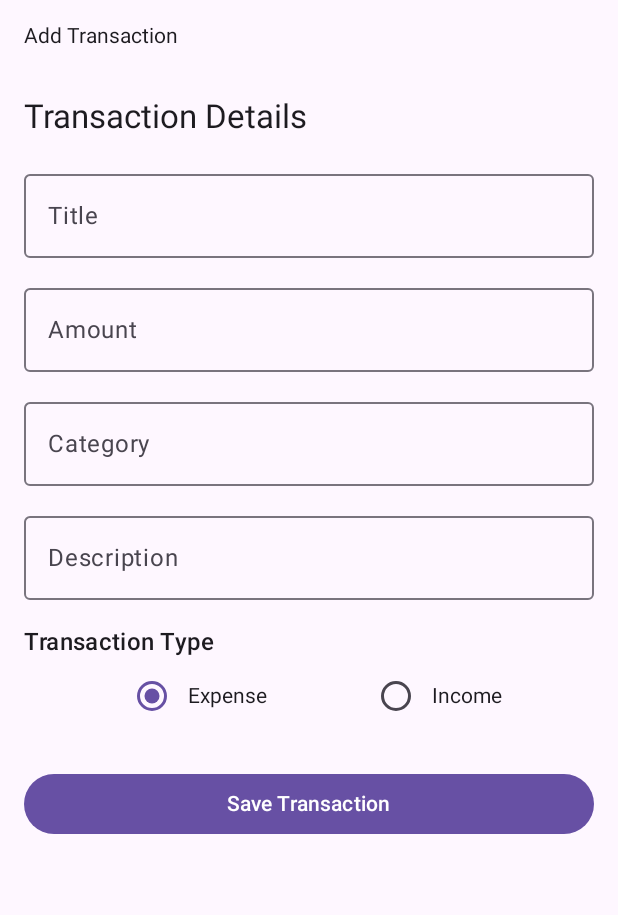
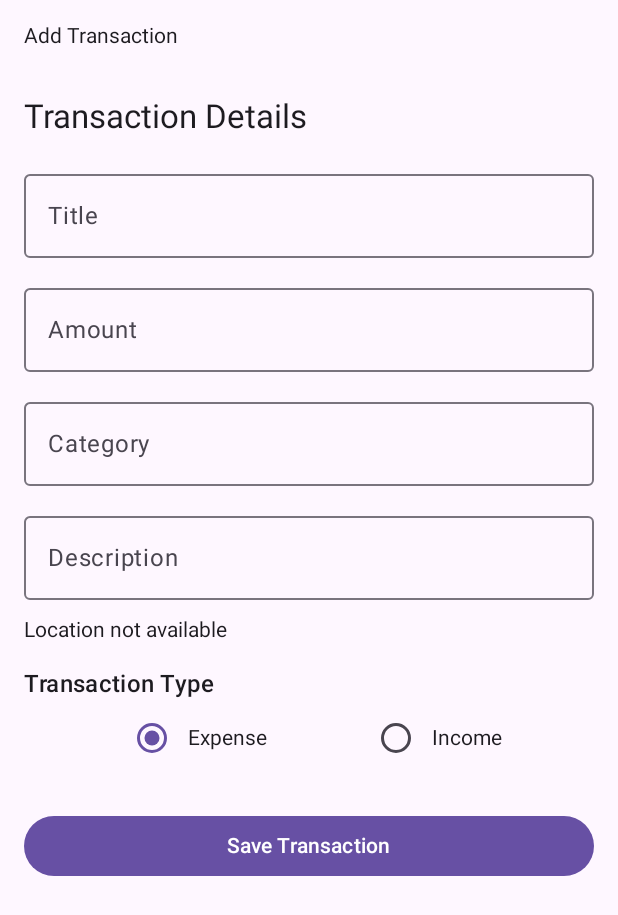
Before and after one commit to Alainel27/Personal-Finance-and-Budget-Tracker---Mobile-App-Dev-Assignment, an Android app built with Jetpack Compose: the FinanceTrackerScreen screen opened through its navigation route, after a tap on "Add Transaction", on a phone screen of 412 x 824 dp. Shown: the top 915 px of the screen. Run offline under Robolectric (Android 15) with nearby library versions, the phone set to English and light mode, and no system bars; pictures from the network do not load.

Commit message:
Map and location added to transaction with fixed pins

```diff
--- a/app/build.gradle.kts
+++ b/app/build.gradle.kts
@@ -63,4 +63,7 @@ dependencies {
     testImplementation(libs.junit)
     androidTestImplementation(libs.androidx.espresso.core)
     androidTestImplementation(libs.androidx.junit)
+
+    implementation("com.google.android.gms:play-services-location:21.4.0")
+    implementation("org.osmdroid:osmdroid-android:6.1.20")
 }
--- a/app/src/main/AndroidManifest.xml
+++ b/app/src/main/AndroidManifest.xml
@@ -1,6 +1,10 @@
 <?xml version="1.0" encoding="utf-8"?>
 <manifest xmlns:android="http://schemas.android.com/apk/res/android"
     xmlns:tools="http://schemas.android.com/tools">
+
+    <uses-permission android:name="android.permission.ACCESS_FINE_LOCATION"></uses-permission>
+    <uses-permission android:name="android.permission.ACCESS_COARSE_LOCATION"></uses-permission>
+    <uses-permission android:name="android.permission.INTERNET"></uses-permission>
 
     <application
         android:allowBackup="true"
--- a/app/src/main/java/com/example/mad_ca1_27/activities/AddEditTransactionActivity.kt
+++ b/app/src/main/java/com/example/mad_ca1_27/activities/AddEditTransactionActivity.kt
@@ -29,6 +29,17 @@ import com.example.mad_ca1_27.main.AppData
 import com.example.mad_ca1_27.models.Transaction
 import android.app.Activity
 import androidx.compose.ui.platform.LocalContext
+import android.Manifest
+import android.annotation.SuppressLint
+import android.content.pm.PackageManager
+import androidx.activity.compose.rememberLauncherForActivityResult
+import androidx.activity.result.contract.ActivityResultContracts
+import androidx.compose.runtime.LaunchedEffect
+import androidx.compose.ui.modifier.modifierLocalConsumer
+import androidx.core.content.ContextCompat
+import com.google.android.gms.location.LocationServices
+import com.google.android.gms.location.Priority
+import com.google.android.gms.tasks.CancellationTokenSource
 
 
 //provides the activity that displays the screen
@@ -130,6 +141,43 @@ fun AddEditTransactionScreen() {
 
             var categoryError by remember { mutableStateOf(false) }
 
+            var latitude by remember { mutableStateOf(existingTransaction?.latitude ?: 0.0) }
+
+            var longitude by remember { mutableStateOf(existingTransaction?.longitude ?: 0.0) }
+
+            val fusedClient = remember { LocationServices.getFusedLocationProviderClient(context) }
+
+            @SuppressLint("MissingPermission")
+            fun fetchLocation() {
+                fusedClient.getCurrentLocation(
+                    Priority.PRIORITY_BALANCED_POWER_ACCURACY,
+                    CancellationTokenSource().token
+                ).addOnSuccessListener { location ->
+                    if (location != null) {
+                        latitude = location.latitude
+                        longitude = location.longitude
+                    }
+                }
+            }
+
+            val permissionLauncher = rememberLauncherForActivityResult(
+                ActivityResultContracts.RequestPermission()
+            ) {
+                granted ->
+                if (granted) fetchLocation()
+            }
+
+            LaunchedEffect(Unit) {
+                if (!isEditing){
+                    val alreadyGranted = ContextCompat.checkSelfPermission(
+                        context, Manifest.permission.ACCESS_FINE_LOCATION
+                    ) == PackageManager.PERMISSION_GRANTED
+
+                    if (alreadyGranted) fetchLocation()
+                    else permissionLauncher.launch(Manifest.permission.ACCESS_FINE_LOCATION)
+                }
+            }
+
 
 
             //Transaction details heading
@@ -211,6 +259,16 @@ fun AddEditTransactionScreen() {
                 modifier = Modifier.fillMaxWidth()
             )
 
+            Spacer(modifier = Modifier.height(12.dp))
+
+            Text(
+                text = if (latitude != 0.0 || longitude != 0.0)
+                "Location saved: %.4f, %.4f".format(latitude,longitude)
+                else
+                "Location not available"
+            )
+
+
             Spacer(modifier = Modifier.height(16.dp))
 
             //Transaction Type Heading
@@ -249,6 +307,8 @@ fun AddEditTransactionScreen() {
 
             Spacer(modifier = Modifier.height(24.dp))
 
+
+
             //button for saving or updating the transactions
             Button(
                 onClick = {
@@ -273,7 +333,9 @@ fun AddEditTransactionScreen() {
                             amount = transactionAmount!!,
                             category = category.trim(),
                             description = description.trim(),
-                            isIncome = isIncome
+                            isIncome = isIncome,
+                            latitude = latitude,
+                            longitude = longitude
                         )
 
                         //checks whether to add or update
--- a/app/src/main/java/com/example/mad_ca1_27/activities/MainActivity.kt
+++ b/app/src/main/java/com/example/mad_ca1_27/activities/MainActivity.kt
@@ -39,11 +39,13 @@ import com.example.mad_ca1_27.main.AuthManager
 import com.example.mad_ca1_27.navigation.AppNavigation
 
 
+
 //declared as main activity
 //jetpack compose is used
 //Ai was used to help understand Jetpack Compose and designing the site along with the jetpack compose site.
 //AI was used throughout the project the development of the project to help me understand and create individual features and to further understand Kotlin
 //and Jetpack Compose code. It was also used to troubleshoot and help with errors.
+@Suppress("DEPRECATION")
 class MainActivity : ComponentActivity() {
     //main activity set up
     override fun onCreate(savedInstanceState: Bundle?) {
@@ -52,6 +54,7 @@ class MainActivity : ComponentActivity() {
         AuthManager.initialise(applicationContext)
 
         AppData.initialise(applicationContext)
+
         //sets up screen interface
        setContent {
            //shows the dashboard
@@ -65,7 +68,7 @@ class MainActivity : ComponentActivity() {
 
 //the function dashboard that displays the balance, income, expenses, recent transactions and add transaction button along with edit button
 @Composable
-fun FinanceTrackerScreen(onViewAll: () -> Unit, onLogout: () -> Unit) {
+fun FinanceTrackerScreen(onViewAll: () -> Unit,onViewMap: ()-> Unit,  onLogout: () -> Unit) {
     //declares the variable that cannot be reassigned
     //context is used in AddEdit when a user wants to add or edit a transaction
     val context = LocalContext.current
@@ -209,13 +212,16 @@ fun FinanceTrackerScreen(onViewAll: () -> Unit, onLogout: () -> Unit) {
 
             Spacer(modifier = Modifier.height(32.dp))
 
-            Button(onClick = onViewAll) {
-                Text(
-                    text = "View All Transactions",
-                    fontSize = 18.sp
-                )
+            Row(horizontalArrangement = Arrangement.spacedBy(8.dp)) {
+                Button(onClick = onViewAll) {
+                    Text(text = "View All", fontSize = 16.sp)
+                }
 
+                Button(onClick = onViewMap) {
+                    Text(text = "View Map", fontSize = 16.sp)
+                }
             }
+            Spacer(modifier = Modifier.height(16.dp))
 
             Text(
                 //displays text as heading
--- a/app/src/main/java/com/example/mad_ca1_27/main/AppData.kt
+++ b/app/src/main/java/com/example/mad_ca1_27/main/AppData.kt
@@ -71,3 +71,6 @@ object AppData {
 //https://www.geeksforgeeks.org/kotlin/animated-splash-screen-in-android-using-jetpack-compose/
 //https://dribbble.com/tags/ft-logo-design
 //https://dev.to/ethand91/android-jetpack-compose-filter-tutorial-21l9
+//https://kotlinlang.org/docs/multiplatform/compose-navigation-routing.html#support-for-browser-navigation-in-web-apps
+//https://github.com/osmdroid/osmdroid/wiki
+//https://wiki.openstreetmap.org/wiki/Blocked_tiles
--- a/app/src/main/java/com/example/mad_ca1_27/main/TransactionStorage.kt
+++ b/app/src/main/java/com/example/mad_ca1_27/main/TransactionStorage.kt
@@ -30,6 +30,8 @@ class TransactionStorage(context: Context, filename: String) {
                     put("description", t.description)
                     put("date", t.date)
                     put("isIncome", t.isIncome)
+                    put("latitude", t.latitude)
+                    put("longitude", t.longitude)
                 }
             )
         }
@@ -62,7 +64,9 @@ class TransactionStorage(context: Context, filename: String) {
                 category = t.getString("category"),
                 description = t.getString("description"),
                 date = t.getString("date"),
-                isIncome = t.getBoolean("isIncome")
+                isIncome = t.getBoolean("isIncome"),
+                latitude = t.optDouble("latitude", 0.0),
+                longitude = t.optDouble("longitude", 0.0)
             )
         }
     }
--- a/app/src/main/java/com/example/mad_ca1_27/models/Transaction.kt
+++ b/app/src/main/java/com/example/mad_ca1_27/models/Transaction.kt
@@ -9,5 +9,7 @@ class Transaction (
     var category: String = "",
     var description: String = "",
     var date: String = "",
-    var isIncome: Boolean = false
+    var isIncome: Boolean = false,
+    var latitude: Double = 0.0,
+    var longitude: Double = 0.0
 )
--- a/app/src/main/java/com/example/mad_ca1_27/models/TransactionList.kt
+++ b/app/src/main/java/com/example/mad_ca1_27/models/TransactionList.kt
@@ -32,6 +32,8 @@ class TransactionList {
             foundTransaction.description = transaction.description
             foundTransaction.date = transaction.date
             foundTransaction.isIncome = transaction.isIncome
+            foundTransaction.latitude = transaction.latitude
+            foundTransaction.longitude = transaction.longitude
             true
         }else{
             false
--- a/app/src/main/java/com/example/mad_ca1_27/navigation/AppNavigation.kt
+++ b/app/src/main/java/com/example/mad_ca1_27/navigation/AppNavigation.kt
@@ -12,6 +12,7 @@ import com.example.mad_ca1_27.activities.SplashScreen
 import com.example.mad_ca1_27.activities.TransactionListScreen
 import com.example.mad_ca1_27.main.AuthManager
 import com.example.mad_ca1_27.activities.MainActivity
+import com.example.mad_ca1_27.activities.TransactionMapScreen
 import com.example.mad_ca1_27.main.AppData
 
 
@@ -21,6 +22,7 @@ object Routes {
     const val TRANSACTIONS = "transactions"
 
     const val LOGIN = "login"
+    const val MAP = "map"
 }
 
 @Composable
@@ -55,6 +57,7 @@ fun AppNavigation() {
         composable(Routes.HOME){
             FinanceTrackerScreen (
                 onViewAll = {navController.navigate(Routes.TRANSACTIONS)},
+                onViewMap = {navController.navigate(Routes.MAP)},
                 onLogout = {
                     AuthManager.logOut()
                     AppData.clear()
@@ -67,5 +70,8 @@ fun AppNavigation() {
         composable ( Routes.TRANSACTIONS ){
             TransactionListScreen()
         }
+        composable (Routes.MAP) {
+            TransactionMapScreen()
+        }
     }
 }
```
Also changed, not shown: app/src/main/java/com/example/mad_ca1_27/activities/TransactionMapScreen.kt (added, +119 -0 lines).
